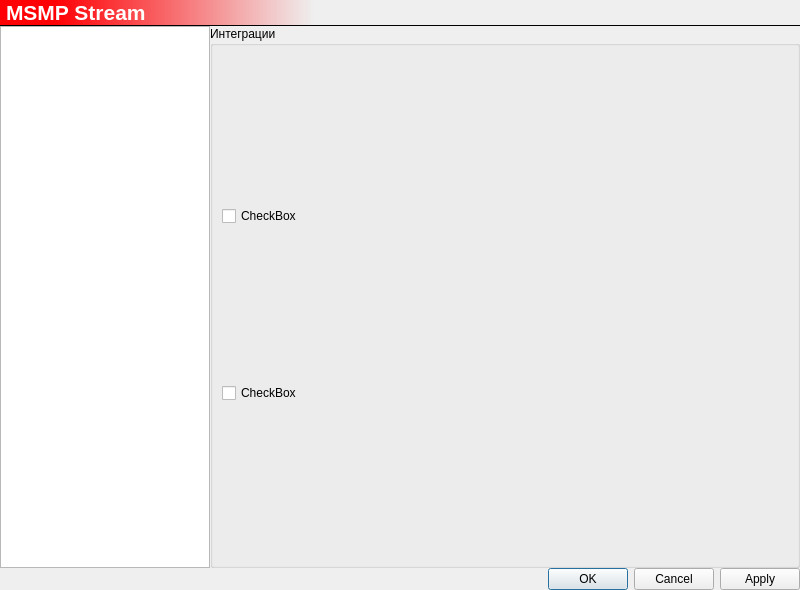
Qt form untitledSettings.ui (maxsspeaker/qMSMP-Stream) before a commit.
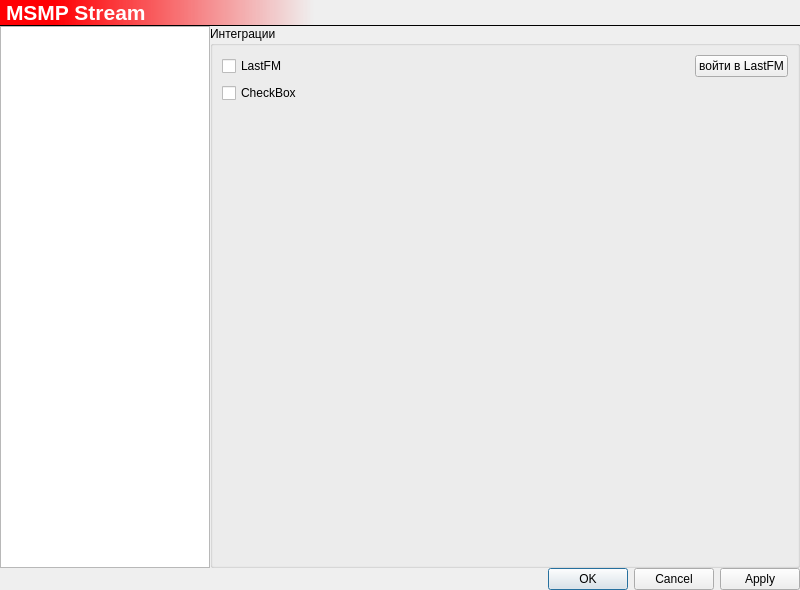
The same form after that commit. Icons and pictures are not drawn.

What changed in the file:
```diff
--- a/untitledSettings.ui
+++ b/untitledSettings.ui
@@ -106,16 +106,43 @@
       <layout class="QVBoxLayout" name="verticalLayout_3">
        <item>
         <widget class="QGroupBox" name="groupBox">
+         <property name="enabled">
+          <bool>true</bool>
+         </property>
          <property name="title">
           <string>Интеграции</string>
          </property>
          <layout class="QVBoxLayout" name="verticalLayout_4">
           <item>
-           <widget class="QCheckBox" name="checkBox">
-            <property name="text">
-             <string>CheckBox</string>
-            </property>
-           </widget>
+           <layout class="QHBoxLayout" name="horizontalLayout_2">
+            <item>
+             <widget class="QCheckBox" name="checkBox">
+              <property name="text">
+               <string>LastFM</string>
+              </property>
+             </widget>
+            </item>
+            <item>
+             <spacer name="horizontalSpacer">
+              <property name="orientation">
+               <enum>Qt::Horizontal</enum>
+              </property>
+              <property name="sizeHint" stdset="0">
+               <size>
+                <width>40</width>
+                <height>20</height>
+               </size>
+              </property>
+             </spacer>
+            </item>
+            <item>
+             <widget class="QPushButton" name="pushButton">
+              <property name="text">
+               <string>войти в LastFM</string>
+              </property>
+             </widget>
+            </item>
+           </layout>
           </item>
           <item>
            <widget class="QCheckBox" name="checkBox_2">
@@ -124,6 +151,19 @@
             </property>
            </widget>
           </item>
+          <item>
+           <spacer name="verticalSpacer">
+            <property name="orientation">
+             <enum>Qt::Vertical</enum>
+            </property>
+            <property name="sizeHint" stdset="0">
+             <size>
+              <width>20</width>
+              <height>40</height>
+             </size>
+            </property>
+           </spacer>
+          </item>
          </layout>
         </widget>
        </item>
```
